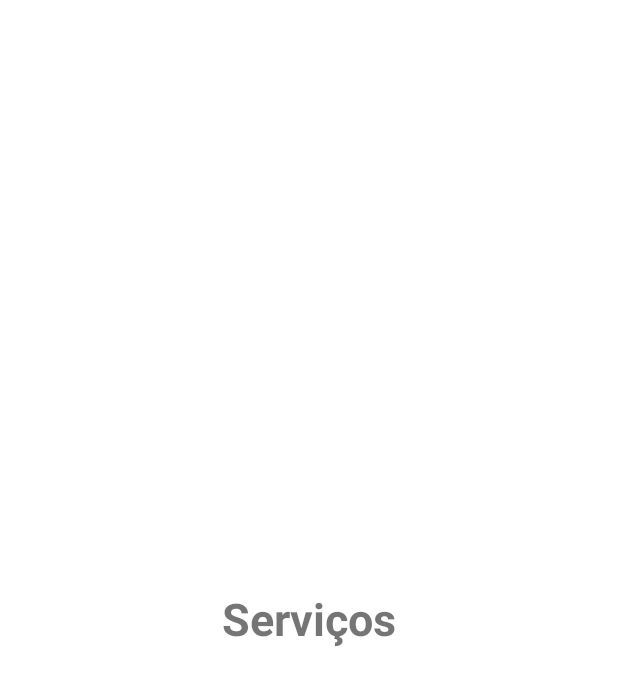
After one commit to pp3-mastertask/mastertask-mobile, an Android app: the fragment HomeFragment shown on its own in the app's theme, on a phone screen of 412 x 824 dp. The commit adds this screen. Shown: the top 686 px of the screen. Run offline under Robolectric (Android 15) with nearby library versions, the phone set to English and light mode, and no system bars.

Commit message:
build: menu and empty pages
- created those implementations initially in branch home, but as we're considering each branch as a screen/feature, I've decided to bring that to main

```diff
--- /dev/null
+++ b/app/src/main/java/com/example/mastertask/HomeFragment.kt
@@ -0,0 +1,62 @@
+package com.example.mastertask
+
+import android.os.Bundle
+import android.view.LayoutInflater
+import android.view.View
+import android.view.ViewGroup
+import androidx.fragment.app.Fragment
+import androidx.recyclerview.widget.LinearLayoutManager
+import androidx.recyclerview.widget.RecyclerView
+
+
+// TODO: Rename parameter arguments, choose names that match
+// the fragment initialization parameters, e.g. ARG_ITEM_NUMBER
+private const val ARG_PARAM1 = "param1"
+private const val ARG_PARAM2 = "param2"
+
+/**
+ * A simple [Fragment] subclass.
+ * Use the [HomeFragment.newInstance] factory method to
+ * create an instance of this fragment.
+ */
+class HomeFragment : Fragment() {
+    // TODO: Rename and change types of parameters
+    private var param1: String? = null
+    private var param2: String? = null
+
+    override fun onCreate(savedInstanceState: Bundle?) {
+        super.onCreate(savedInstanceState)
+        arguments?.let {
+            param1 = it.getString(ARG_PARAM1)
+            param2 = it.getString(ARG_PARAM2)
+        }
+    }
+
+    override fun onCreateView(
+        inflater: LayoutInflater, container: ViewGroup?,
+        savedInstanceState: Bundle?
+    ): View? {
+        // Inflate the layout for this fragment
+        return inflater.inflate(R.layout.fragment_home, container, false)
+    }
+
+    companion object {
+        /**
+         * Use this factory method to create a new instance of
+         * this fragment using the provided parameters.
+         *
+         * @param param1 Parameter 1.
+         * @param param2 Parameter 2.
+         * @return A new instance of fragment HomeFragment.
+         */
+        // TODO: Rename and change types and number of parameters
+        @JvmStatic
+        fun newInstance(param1: String, param2: String) =
+            HomeFragment().apply {
+                arguments = Bundle().apply {
+                    putString(ARG_PARAM1, param1)
+                    putString(ARG_PARAM2, param2)
+                }
+            }
+    }
+}
--- a/app/src/main/java/com/example/mastertask/MainActivity.kt
+++ b/app/src/main/java/com/example/mastertask/MainActivity.kt
@@ -1,10 +1,12 @@
 package com.example.mastertask
 
+import android.content.Intent
 import android.os.Bundle
 import android.widget.TextView
 import androidx.appcompat.app.AppCompatActivity
 import com.google.firebase.firestore.ktx.firestore
 import com.google.firebase.ktx.Firebase
+
 
 class MainActivity : AppCompatActivity() {
     lateinit var lbTeste : TextView
@@ -23,5 +25,8 @@ class MainActivity : AppCompatActivity() {
                 lbTeste.text = lbTeste.text.toString().plus("${document.data}")
             }
         }
+
+        val intent = Intent(this, Application::class.java)
+        startActivity(intent)
     }
 }
--- /dev/null
+++ b/app/src/main/res/drawable/navigation_view_colored.xml
@@ -0,0 +1,5 @@
+<?xml version="1.0" encoding="utf-8"?>
+<selector xmlns:android="http://schemas.android.com/apk/res/android">
+    <item android:state_checked="false" android:color="@color/text_primary" />
+    <item android:state_checked="true" android:color="@color/green" />
+</selector>
--- /dev/null
+++ b/app/src/main/res/layout/fragment_home.xml
@@ -0,0 +1,23 @@
+<?xml version="1.0" encoding="utf-8"?>
+<androidx.constraintlayout.widget.ConstraintLayout
+    xmlns:android="http://schemas.android.com/apk/res/android"
+    xmlns:app="http://schemas.android.com/apk/res-auto"
+    xmlns:tools="http://schemas.android.com/tools"
+    android:layout_width="match_parent"
+    android:layout_height="match_parent"
+    android:orientation="vertical"
+    android:padding="10dp"
+    android:scrollbars="vertical">
+
+    <TextView
+        android:layout_width="wrap_content"
+        android:layout_height="wrap_content"
+        android:text="Serviços"
+        android:textSize="30sp"
+        android:textStyle="bold"
+        app:layout_constraintBottom_toBottomOf="parent"
+        app:layout_constraintEnd_toEndOf="parent"
+        app:layout_constraintStart_toStartOf="parent"
+        app:layout_constraintTop_toTopOf="parent"
+        tools:ignore="HardcodedText" />
+</androidx.constraintlayout.widget.ConstraintLayout>
```
Also changed, not shown: app/src/main/java/com/example/mastertask/Application.kt (added, +41 -0 lines), app/src/main/java/com/example/mastertask/ServicesFragment.kt (added, +59 -0 lines), app/src/main/java/com/example/mastertask/UserFragment.kt (added, +59 -0 lines), app/src/main/res/layout/activity_application.xml (added, +40 -0 lines), app/src/main/res/layout/fragment_services.xml (added, +21 -0 lines), app/src/main/res/layout/fragment_user.xml (added, +21 -0 lines), app/src/main/res/menu/activity_main_bottom_actions.xml (added, +25 -0 lines), app/src/main/res/drawable-nodpi/home.png (added), app/src/main/res/drawable-nodpi/tool.png (added), app/src/main/res/drawable-nodpi/user.png (added).
